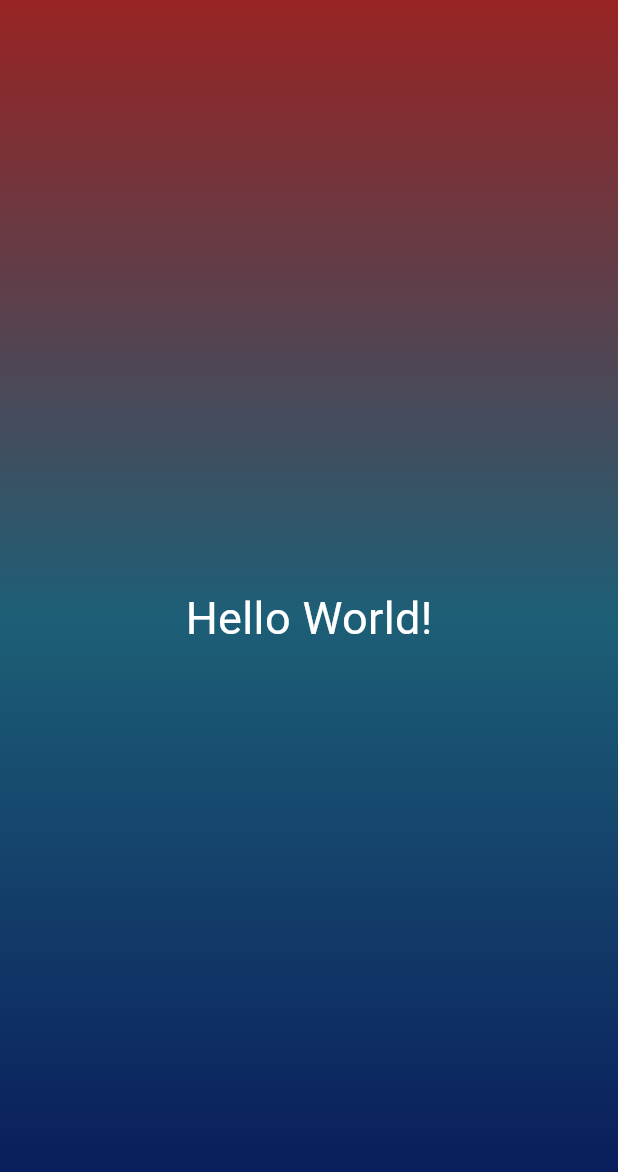
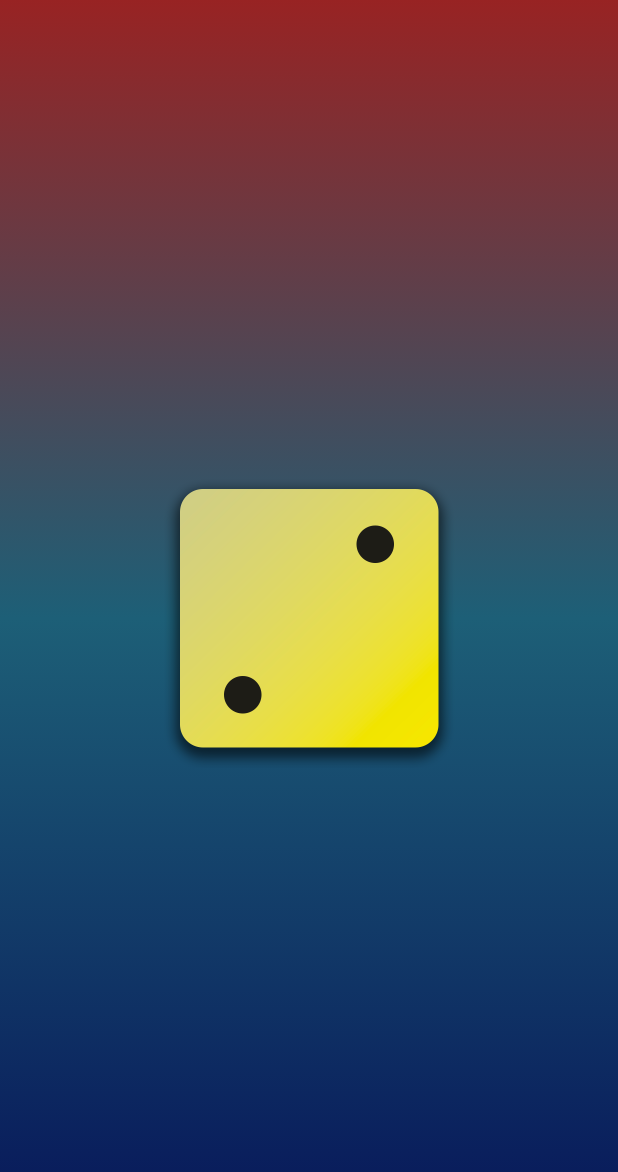
Before and after one commit to eve-s3951140/first_app, a Flutter app: the screen it shows after launch, on a phone screen of 412 x 824 dp. Shown: the top 1172 px of the screen. Run offline on Flutter 3.47's test engine with Material 3 defaults, Android fonts, the phone set to English and light mode, and no system bars.

Commit message:
Add imgae

```diff
--- a/lib/gradient_container.dart
+++ b/lib/gradient_container.dart
@@ -1,5 +1,4 @@
 import 'package:flutter/material.dart';
-import 'package:first_app/styled_text.dart';
 
 var startAlignment = Alignment.topCenter;
 var endAlignment = Alignment.bottomCenter;
@@ -19,8 +18,11 @@ class GradientContainer extends StatelessWidget {
           end: endAlignment,
         ),
       ),
-      child: const Center(
-        child: StyledText("Hello World!"),
+      child: Center(
+        child: Image.asset(
+          "assets/images/dice-2.png",
+          width: 200,
+        ),
       ),
     );
   }
```
